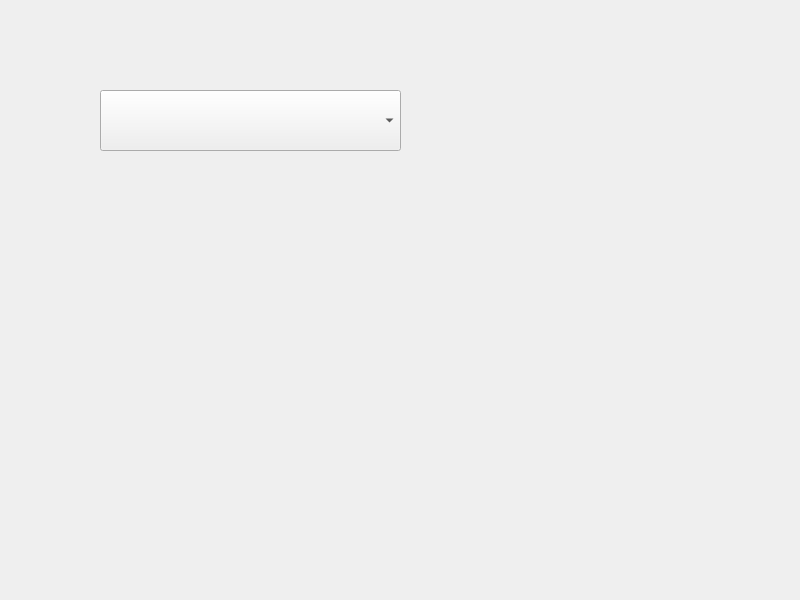
astonaut/face_recognition, file mainwidget.ui: the form before one commit.
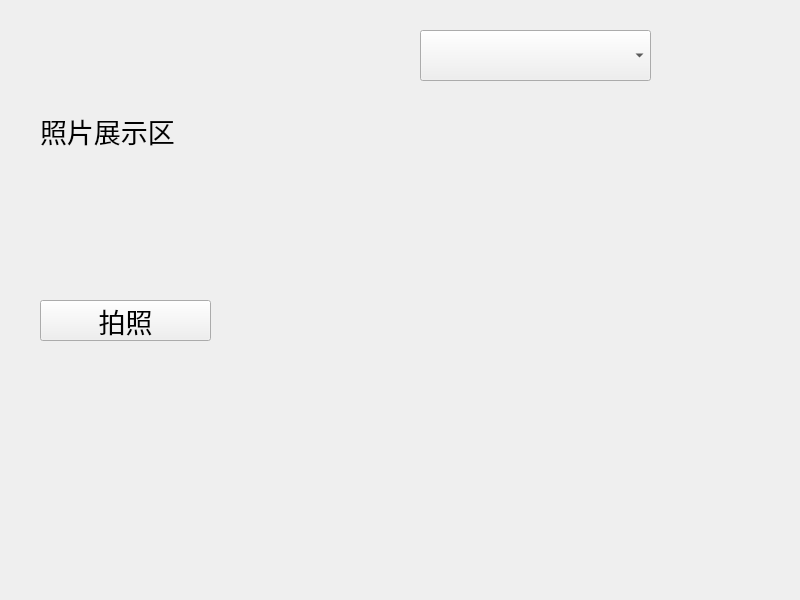
The form after the commit.

Patch:
```diff
--- a/mainwidget.ui
+++ b/mainwidget.ui
@@ -21,10 +21,10 @@
   <widget class="QComboBox" name="comboBox">
    <property name="geometry">
     <rect>
-     <x>100</x>
-     <y>90</y>
-     <width>301</width>
-     <height>61</height>
+     <x>420</x>
+     <y>30</y>
+     <width>231</width>
+     <height>51</height>
     </rect>
    </property>
    <property name="font">
@@ -33,6 +33,32 @@
     </font>
    </property>
   </widget>
+  <widget class="QLabel" name="label">
+   <property name="geometry">
+    <rect>
+     <x>40</x>
+     <y>10</y>
+     <width>281</width>
+     <height>241</height>
+    </rect>
+   </property>
+   <property name="text">
+    <string>照片展示区</string>
+   </property>
+  </widget>
+  <widget class="QPushButton" name="pushButton">
+   <property name="geometry">
+    <rect>
+     <x>40</x>
+     <y>300</y>
+     <width>171</width>
+     <height>41</height>
+    </rect>
+   </property>
+   <property name="text">
+    <string>拍照</string>
+   </property>
+  </widget>
  </widget>
  <resources/>
  <connections/>
```
